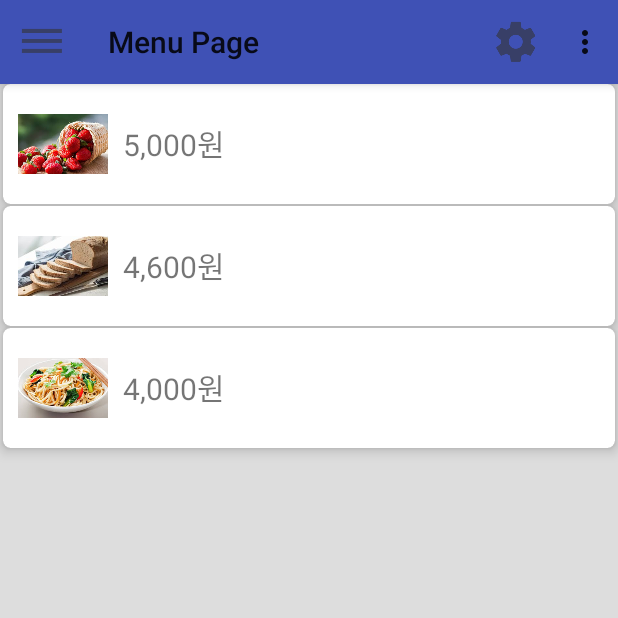
After one commit to Garamantes/WD18_android, an Android app: the MainActivity2 screen opened directly, with no data from a screen before it, on a phone screen of 412 x 824 dp, the top half of it. The commit adds this screen. Run offline under Robolectric (Android 15) with nearby library versions, the phone set to English and light mode, and no system bars.

Commit message:
add Recycler View

```diff
--- a/app/build.gradle
+++ b/app/build.gradle
@@ -28,6 +28,7 @@ dependencies {
     compile 'com.android.support.constraint:constraint-layout:1.0.2'
     compile 'com.android.support:design:26.+'
     compile 'com.android.support:support-v4:26.+'
+    compile 'com.android.support:cardview-v7:26.+'
     compile 'com.android.support:recyclerview-v7:26.+'
     compile 'com.google.android.gms:play-services-plus:11.0.4'
     testCompile 'junit:junit:4.12'
--- a/app/src/main/AndroidManifest.xml
+++ b/app/src/main/AndroidManifest.xml
@@ -19,8 +19,8 @@
                 <category android:name="android.intent.category.LAUNCHER" />
             </intent-filter>
         </activity>
-        <activity
-            android:name=".BottomNavActivity" />
+        <activity android:name=".BottomNavActivity" />
+        <activity android:name=".MainActivity2"></activity>
     </application>
 
 </manifest>
--- /dev/null
+++ b/app/src/main/java/com/example/choejunhyeog/test1/FoodInfo.java
@@ -0,0 +1,15 @@
+package com.example.choejunhyeog.test1;
+
+/**
+ * Created by choejunhyeog on 2018. 10. 8..
+ */
+
+public class FoodInfo {
+    public int drawableId;
+    public String price;
+
+    public FoodInfo(int drawableId, String price){
+        this.drawableId = drawableId;
+        this.price = price;
+    }
+}
--- /dev/null
+++ b/app/src/main/java/com/example/choejunhyeog/test1/MainActivity2.java
@@ -0,0 +1,53 @@
+package com.example.choejunhyeog.test1;
+
+import android.os.Bundle;
+import android.support.v7.app.AppCompatActivity;
+import android.support.v7.widget.LinearLayoutManager;
+import android.support.v7.widget.RecyclerView;
+import android.support.v7.widget.Toolbar;
+import android.util.Log;
+
+import java.util.ArrayList;
+
+/**
+ * Created by choejunhyeog on 2018. 10. 8..
+ */
+
+public class MainActivity2 extends BaseActivity{
+    RecyclerView mRecyclerView;
+    RecyclerView.LayoutManager mLayoutManager;
+
+    Toolbar myToolbar;
+
+    @Override
+    protected void onCreate(Bundle savedInstanceState) {
+        Log.e("RecyclerViewActivity", "error, 에러로그, 빨강");
+        super.onCreate(savedInstanceState);
+        setContentView(R.layout.activity_main2);
+
+        //툴바 부분
+        myToolbar = (Toolbar) findViewById(R.id.my_toolbar);
+        setSupportActionBar(myToolbar);
+
+        //Toolbar의 왼쪽에 버튼을 추가하고 버튼의 아이콘을 바꾼다.
+        getSupportActionBar().setDisplayHomeAsUpEnabled(true);
+        getSupportActionBar().setHomeAsUpIndicator(R.drawable.ic_dehaze_black_24dp);
+        getSupportActionBar().setTitle("Menu Page");  //해당 액티비티의 툴바에 있는 타이틀을 공백으로 처리
+
+
+        mRecyclerView = (RecyclerView)findViewById(R.id.recycler_view);
+        mRecyclerView.setHasFixedSize(true);
+        mLayoutManager = new LinearLayoutManager(this);
+        mRecyclerView.setLayoutManager(mLayoutManager);
+
+        ArrayList<FoodInfo> foodInfoArrayList = new ArrayList<>();
+        foodInfoArrayList.add(new FoodInfo(R.drawable.strawberry, "5,000원"));
+        foodInfoArrayList.add(new FoodInfo(R.drawable.bread, "4,600원"));
+        foodInfoArrayList.add(new FoodInfo(R.drawable.noodle, "4,000원"));
+
+        MyAdapter myAdapter = new MyAdapter(foodInfoArrayList);
+
+        mRecyclerView.setAdapter(myAdapter);
+
+    }
+}
--- /dev/null
+++ b/app/src/main/java/com/example/choejunhyeog/test1/MyAdapter.java
@@ -0,0 +1,61 @@
+package com.example.choejunhyeog.test1;
+
+import android.support.v7.widget.RecyclerView;
+import android.view.LayoutInflater;
+import android.view.View;
+import android.view.ViewGroup;
+import android.widget.ImageView;
+import android.widget.TextView;
+
+
+import com.example.choejunhyeog.test1.FoodInfo;
+import com.example.choejunhyeog.test1.R;
+
+import org.w3c.dom.Text;
+
+import java.util.ArrayList;
+
+/**
+ * Created by choejunhyeog on 2018. 10. 8..
+ */
+
+public class MyAdapter extends RecyclerView.Adapter<RecyclerView.ViewHolder>  {
+
+    public static class MyViewHolder extends RecyclerView.ViewHolder {
+        ImageView ivPicture;
+        TextView tvPrice;
+
+        MyViewHolder(View view){
+            super(view);
+            ivPicture = view.findViewById(R.id.iv_picture);
+            tvPrice = view.findViewById(R.id.tv_price);
+        }
+    }
+
+    private ArrayList<FoodInfo> foodInfoArrayList;
+    MyAdapter(ArrayList<FoodInfo> foodInfoArrayList){
+        this.foodInfoArrayList = foodInfoArrayList;
+    }
+
+    @Override
+    public RecyclerView.ViewHolder onCreateViewHolder(ViewGroup parent, int viewType) {
+
+        View v = LayoutInflater.from(parent.getContext()).inflate(R.layout.recycler_view_row, parent, false);
+
+        return new MyViewHolder(v);
+    }
+
+    @Override
+    public void onBindViewHolder(RecyclerView.ViewHolder holder, int position) {
+
+        MyViewHolder myViewHolder = (MyViewHolder) holder;
+
+        myViewHolder.ivPicture.setImageResource(foodInfoArrayList.get(position).drawableId);
+        myViewHolder.tvPrice.setText(foodInfoArrayList.get(position).price);
+    }
+
+    @Override
+    public int getItemCount() {
+        return foodInfoArrayList.size();
+    }
+}
--- a/app/src/main/res/layout/activity_main1.xml
+++ b/app/src/main/res/layout/activity_main1.xml
@@ -55,14 +55,14 @@
             android:id="@+id/button2"
             android:layout_width="match_parent"
             android:layout_height="wrap_content"
-            android:text="Change Image"
+            android:text="Go to Recycler View!"
             android:background="@drawable/button_selector"/>
 
         <Button
             android:id="@+id/button3"
             android:layout_width="match_parent"
             android:layout_height="wrap_content"
-            android:text="Change Activity!!"
+            android:text="Go to Bottom Navigation!!"
             android:background="@drawable/button_selector1"/>
 
         <EditText
--- /dev/null
+++ b/app/src/main/res/layout/activity_main2.xml
@@ -0,0 +1,25 @@
+<?xml version="1.0" encoding="utf-8"?>
+<LinearLayout xmlns:android="http://schemas.android.com/apk/res/android"
+    xmlns:app="http://schemas.android.com/apk/res-auto"
+    xmlns:tools="http://schemas.android.com/tools"
+    android:layout_width="match_parent"
+    android:layout_height="match_parent"
+    android:orientation="vertical">
+
+    <!--툴바 추가 코드-->
+    <android.support.v7.widget.Toolbar
+        android:id="@+id/my_toolbar"
+        android:layout_width="match_parent"
+        android:layout_height="?attr/actionBarSize"
+        android:background="?attr/colorPrimary"
+        android:elevation="4dp"
+        android:theme="@style/ThemeOverlay.AppCompat.ActionBar"
+        app:popupTheme="@style/ThemeOverlay.AppCompat.Light"  />
+
+    <android.support.v7.widget.RecyclerView
+        android:id="@+id/recycler_view"
+        android:layout_width="match_parent"
+        android:layout_height="match_parent"
+        android:background="#dddddd" />
+
+</LinearLayout>
--- /dev/null
+++ b/app/src/main/res/layout/recycler_view_row.xml
@@ -0,0 +1,42 @@
+<?xml version="1.0" encoding="utf-8"?>
+<android.support.v7.widget.CardView xmlns:android="http://schemas.android.com/apk/res/android"
+    android:layout_width="match_parent"
+    android:layout_height="80dp"
+    xmlns:tools="http://schemas.android.com/tools"
+    xmlns:app="http://schemas.android.com/apk/res-auto"
+    app:cardElevation="5dp"
+    app:cardCornerRadius="5dp"
+    android:layout_marginBottom="1dp"
+    android:layout_marginLeft="2dp"
+    android:layout_marginRight="2dp"
+    android:layout_marginStart="2dp"
+    android:layout_marginEnd="2dp"
+    >
+
+    <LinearLayout
+        android:layout_width="match_parent"
+        android:layout_height="match_parent"
+        android:orientation="horizontal"
+        >
+
+        <ImageView
+            android:id="@+id/iv_picture"
+            android:layout_width="60dp"
+            android:layout_height="60dp"
+            android:layout_gravity="center_vertical"
+            android:layout_margin="10dp"
+            tools:src="@drawable/bread"
+            />
+
+        <TextView
+            android:id="@+id/tv_price"
+            android:layout_width="wrap_content"
+            android:layout_height="wrap_content"
+            android:layout_gravity="center_vertical"
+            android:textSize="20sp"
+            tools:text="5,000원"
+            />
+
+    </LinearLayout>
+
+</android.support.v7.widget.CardView>
```
Also changed, not shown: app/src/main/java/com/example/choejunhyeog/test1/MainActivity1.java (+9 -0 lines), app/src/main/res/layout/activity_sub.xml (deleted, +0 -54 lines), app/src/main/res/layout/fragment_main1.xml (deleted, +0 -34 lines), app/src/main/res/drawable/bread.jpeg (added), app/src/main/res/drawable/noodle.jpeg (added), app/src/main/res/drawable/strawberry.jpeg (added).
